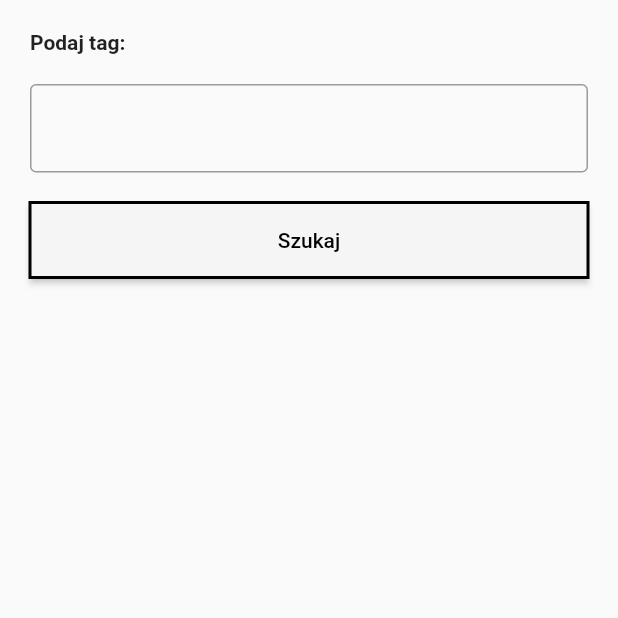
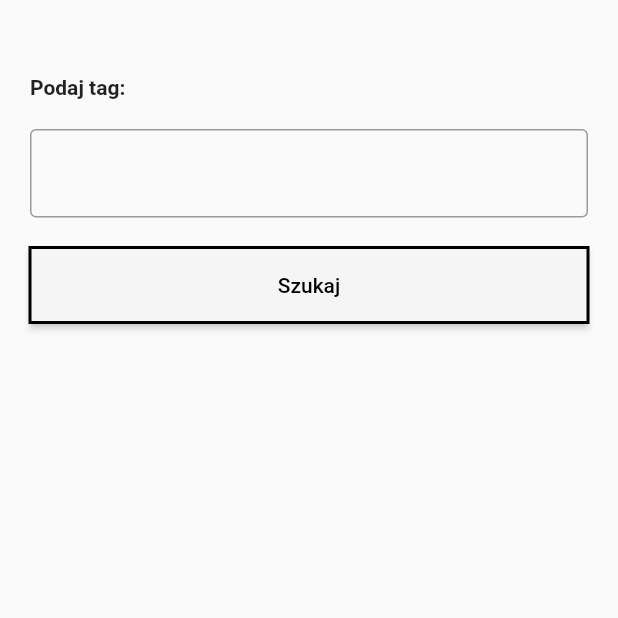
Before and after one commit to matthew9120/flickr_finder, a Flutter app: the screen it shows after launch, on a phone screen of 412 x 824 dp, the top half of it. Run offline on Flutter 3.47's test engine with Material 2 defaults, Android fonts, the phone set to English and light mode, and no system bars.

Commit message:
Added bigger margin (for Android)

```diff
--- a/lib/main.dart
+++ b/lib/main.dart
@@ -98,7 +98,12 @@ class _MyHomePageState extends State<MyHomePage> {
           children: <Widget>[
             Container(
               alignment: Alignment.centerLeft,
-              margin: const EdgeInsets.all(20.0),
+              margin: const EdgeInsets.only(
+                top: 50.0,
+                right: 20.0,
+                bottom: 20.0,
+                left: 20.0,
+              ),
               child: const Text(
                 'Podaj tag:',
                 style: TextStyle(
```
